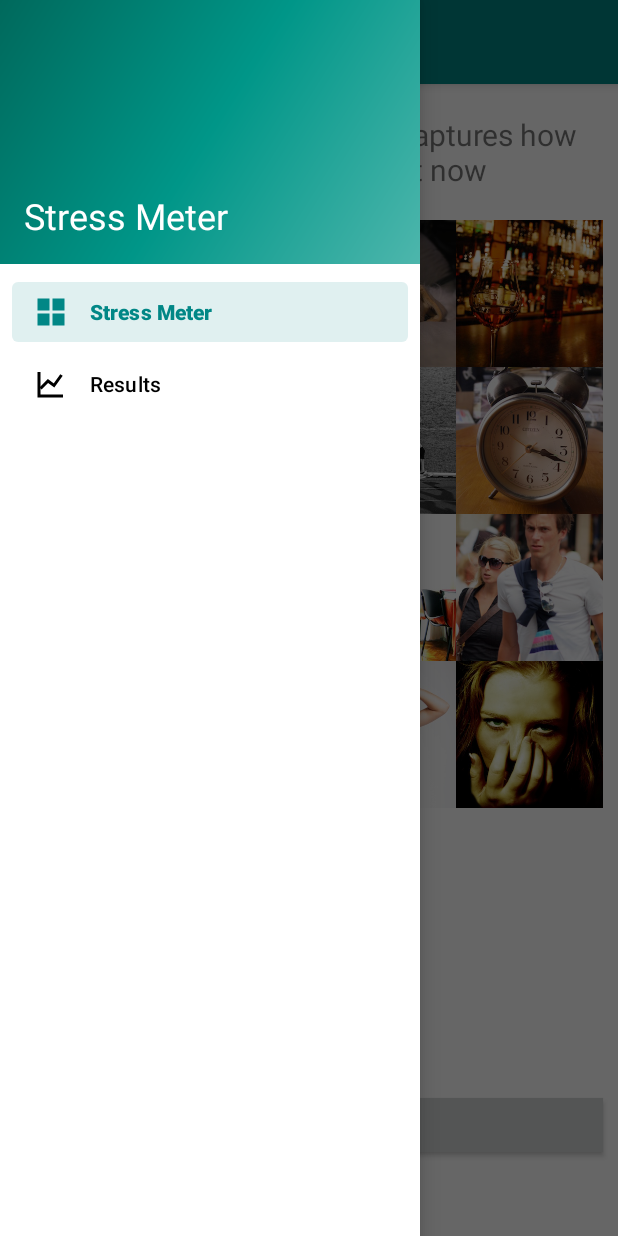
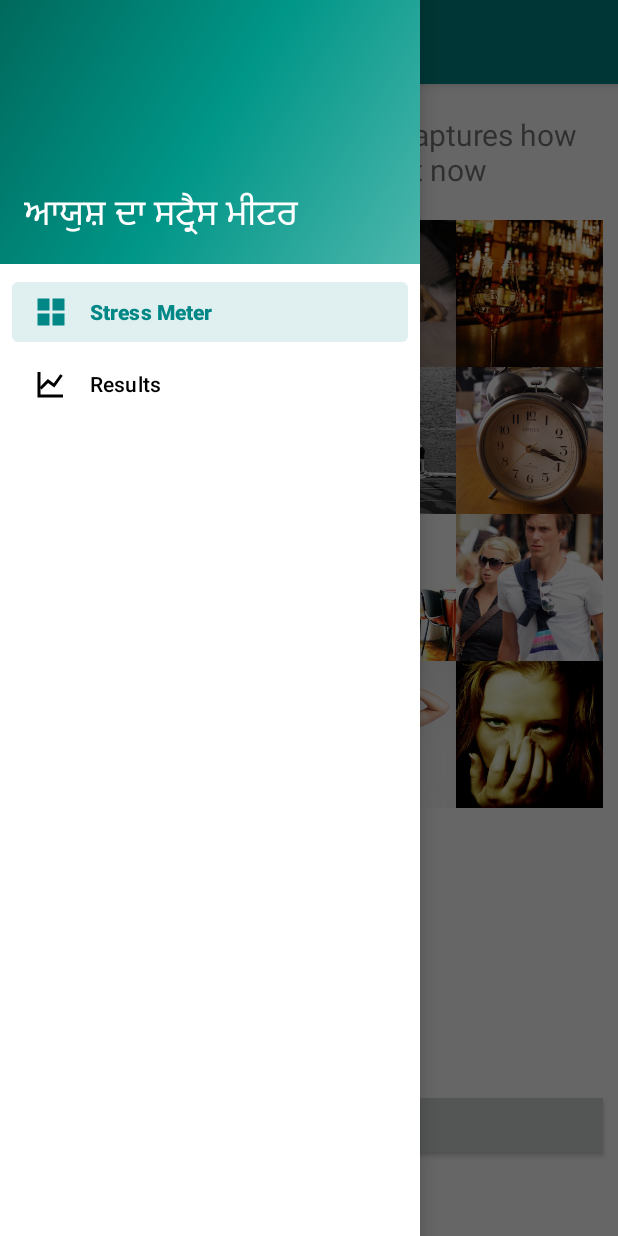
Before and after one commit to AyushArora10hg/StressMeter---CMPT362, an Android app: the screen it shows after launch (MainActivity), with the side drawer open, on a phone screen of 412 x 824 dp. Run offline under Robolectric (Android 15) with nearby library versions, the phone set to English and light mode, and no system bars; our stand-ins replace navigation-ui.

Commit message:
added comments

```diff
--- a/app/src/main/java/ca/sfu/cmpt362/ayusharora/stressmeter/MainActivity.kt
+++ b/app/src/main/java/ca/sfu/cmpt362/ayusharora/stressmeter/MainActivity.kt
@@ -12,6 +12,9 @@ import androidx.appcompat.app.AppCompatActivity
 import ca.sfu.cmpt362.ayusharora.stressmeter.databinding.ActivityMainBinding
 
 class MainActivity : AppCompatActivity() {
+
+    // This is the default code give by android studio upon creating a new navigation drawer activity.
+    // I did not add anything in this code, only removed couple of lines of extra code.
 
     private lateinit var appBarConfiguration: AppBarConfiguration
     private lateinit var binding: ActivityMainBinding
--- a/app/src/main/java/ca/sfu/cmpt362/ayusharora/stressmeter/imagerequest/ImageRequestFragment.kt
+++ b/app/src/main/java/ca/sfu/cmpt362/ayusharora/stressmeter/imagerequest/ImageRequestFragment.kt
@@ -13,6 +13,7 @@ import ca.sfu.cmpt362.ayusharora.stressmeter.databinding.FragmentImageRequestBin
 import ca.sfu.cmpt362.ayusharora.stressmeter.imageresponse.ImageResponse
 class ImageRequestFragment : Fragment() {
 
+    // Resource images stored in int arrays
     private val images1 = intArrayOf(
         R.drawable.set1_0, R.drawable.set1_1, R.drawable.set1_2, R.drawable.set1_3,
         R.drawable.set1_4, R.drawable.set1_5, R.drawable.set1_6, R.drawable.set1_7,
@@ -31,6 +32,7 @@ class ImageRequestFragment : Fragment() {
         R.drawable.set3_8, R.drawable.set3_9, R.drawable.set3_10, R.drawable.set3_11,
         R.drawable.set3_12, R.drawable.set3_13, R.drawable.set3_14, R.drawable.set3_15
     )
+    // Binding class given by default android studio code
     private var _binding: FragmentImageRequestBinding? = null
     private val binding get() = _binding!!
     private lateinit var imageRequestViewModel: ImageRequestViewModel
--- a/app/src/main/res/values/strings.xml
+++ b/app/src/main/res/values/strings.xml
@@ -1,5 +1,5 @@
 <resources>
-    <string name="app_name">Stress Meter</string>
+    <string name="app_name">ਆਯੁਸ਼ ਦਾ ਸਟ੍ਰੈਸ ਮੀਟਰ</string>
 
     <string name="menu_stress_meter">Stress Meter</string>
     <string name="menu_results">Results</string>
```
Also changed, not shown: app/src/main/java/ca/sfu/cmpt362/ayusharora/stressmeter/imagerequest/ImageAdapter.kt (+8 -1 lines), app/src/main/java/ca/sfu/cmpt362/ayusharora/stressmeter/imagerequest/ImageRequestViewModel.kt (+7 -0 lines), app/src/main/java/ca/sfu/cmpt362/ayusharora/stressmeter/imagerequest/MyMusicPlayer.kt (+9 -0 lines), app/src/main/java/ca/sfu/cmpt362/ayusharora/stressmeter/imageresponse/ImageResponse.kt (+14 -0 lines), app/src/main/java/ca/sfu/cmpt362/ayusharora/stressmeter/visualization/VisualizationFragment.kt (+11 -0 lines).
